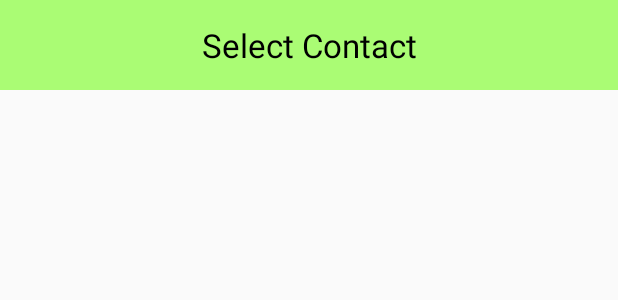
After one commit to Nemo1250529397/mobileSafe, an Android app: the layout selectcontact_activity.xml on its own in the app's theme, with its tools: preview values and no code run, on a phone screen of 412 x 824 dp. The commit adds this screen. Shown: the top 300 px of the screen. Run offline under Robolectric (Android 15) with nearby library versions, the phone set to English and light mode, and no system bars.

Commit message:
add the activity about the selecting of safe number

```diff
--- a/app/src/main/AndroidManifest.xml
+++ b/app/src/main/AndroidManifest.xml
@@ -7,6 +7,7 @@
     <uses-permission android:name="android.permission.WRITE_EXTERNAL_STORAGE" />
     <uses-permission android:name="android.permission.READ_PHONE_STATE" />
     <uses-permission android:name="android.permission.RECEIVE_BOOT_COMPLETED" />
+    <uses-permission android:name="android.permission.READ_CONTACTS" />
 
     <application
         android:allowBackup="true"
@@ -29,6 +30,7 @@
         <activity android:name=".Step02Activity" />
         <activity android:name=".Step03Activity" />
         <activity android:name=".Step04Activity" />
+        <activity android:name=".SelectContactActivity" />
 
         <activity android:name=".LostFundActivity" />
         <receiver android:name=".receiver.BootCompleteReceiver">
--- /dev/null
+++ b/app/src/main/res/layout/selectcontact_activity.xml
@@ -0,0 +1,21 @@
+<?xml version="1.0" encoding="utf-8"?>
+<LinearLayout xmlns:android="http://schemas.android.com/apk/res/android"
+    android:orientation="vertical" android:layout_width="match_parent"
+    android:layout_height="match_parent">
+
+    <TextView
+        android:text="@string/selectcontacttitle"
+        android:background="#8866ff00"
+        android:textSize="22sp"
+        android:textColor="#000000"
+        android:gravity="center"
+        android:layout_width="match_parent"
+        android:layout_height="60dip" />
+
+    <ListView
+        android:id="@+id/lv_contacts"
+        android:layout_marginTop="15dip"
+        android:layout_width="match_parent"
+        android:layout_height="match_parent" />
+
+</LinearLayout>
--- a/app/src/main/res/values/strings.xml
+++ b/app/src/main/res/values/strings.xml
@@ -43,4 +43,7 @@
     <!--LostFundActivity-->
     <string name="lostfund_title">Protect to lost for the phone</string>
 
+    <!--SelectContactActivity-->
+    <string name="selectcontacttitle">Select Contact</string>
+
 </resources>
```
Also changed, not shown: app/src/main/java/nemo/com/mobilesafe/SelectContactActivity.java (added, +90 -0 lines), app/src/main/java/nemo/com/mobilesafe/Step03Activity.java (+38 -1 lines), app/src/main/res/layout/contact_item_view.xml (added, +23 -0 lines).
